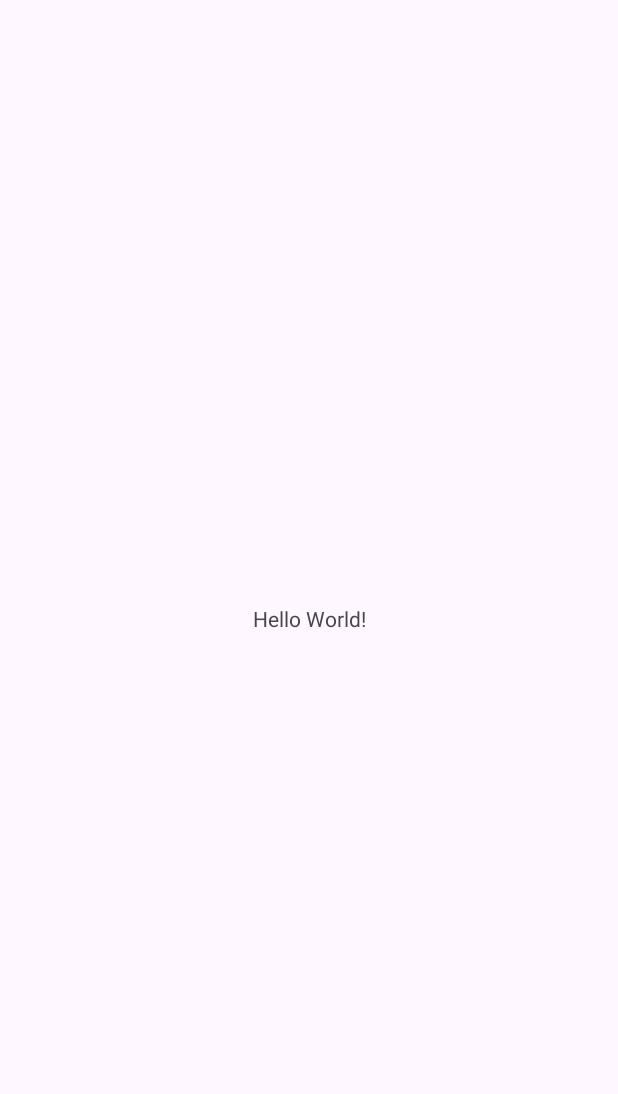
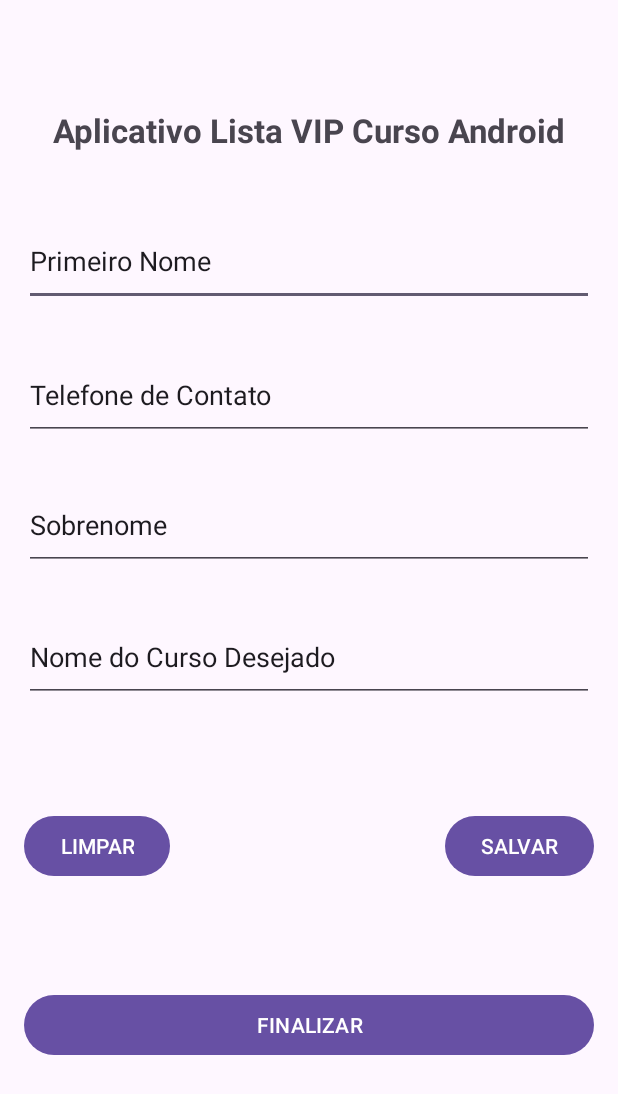
Before and after one commit to paulosvdd05/listaAndroid, an Android app: the screen it shows after launch (MainActivity), on a phone screen of 412 x 824 dp. Before the commit the part shown is almost empty. Shown: the top 1094 px of the screen. Run offline under Robolectric (Android 15) with nearby library versions, the phone set to English and light mode, and no system bars.

Commit message:
definindo estilo do app

```diff
--- a/app/src/main/res/layout/activity_main.xml
+++ b/app/src/main/res/layout/activity_main.xml
@@ -7,12 +7,106 @@
     tools:context=".MainActivity">
 
     <TextView
+        android:id="@+id/textView"
         android:layout_width="wrap_content"
         android:layout_height="wrap_content"
-        android:text="Hello World!"
+        android:text="Aplicativo Lista VIP Curso Android"
+        android:textSize="22dp"
+        android:textStyle="bold"
         app:layout_constraintBottom_toBottomOf="parent"
         app:layout_constraintEnd_toEndOf="parent"
         app:layout_constraintStart_toStartOf="parent"
-        app:layout_constraintTop_toTopOf="parent" />
+        app:layout_constraintTop_toTopOf="parent"
+        app:layout_constraintVertical_bias="0.091" />
+
+    <EditText
+        android:id="@+id/inputNome"
+        android:layout_width="match_parent"
+        android:layout_height="59dp"
+        android:layout_margin="16dp"
+        android:ems="10"
+        android:inputType="text"
+        android:text="Primeiro Nome"
+        app:layout_constraintBottom_toTopOf="@+id/inputSobrenome"
+        app:layout_constraintEnd_toEndOf="parent"
+        app:layout_constraintStart_toStartOf="parent"
+        app:layout_constraintTop_toBottomOf="@+id/textView"
+        app:layout_constraintVertical_bias="0.658" />
+
+    <EditText
+        android:id="@+id/inputNomeCurso"
+        android:layout_width="match_parent"
+        android:layout_height="59dp"
+        android:layout_margin="16dp"
+        android:ems="10"
+        android:inputType="text"
+        android:text="Sobrenome"
+        app:layout_constraintBottom_toTopOf="@+id/inputTelefone"
+        app:layout_constraintEnd_toEndOf="parent"
+        app:layout_constraintStart_toStartOf="parent"
+        app:layout_constraintTop_toBottomOf="@+id/textView"
+        app:layout_constraintVertical_bias="0.942" />
+
+    <EditText
+        android:id="@+id/inputTelefone"
+        android:layout_width="match_parent"
+        android:layout_height="59dp"
+        android:layout_margin="16dp"
+        android:ems="10"
+        android:inputType="text"
+        android:text="Nome do Curso Desejado"
+        app:layout_constraintBottom_toBottomOf="parent"
+        app:layout_constraintEnd_toEndOf="parent"
+        app:layout_constraintStart_toStartOf="parent"
+        app:layout_constraintTop_toBottomOf="@+id/textView"
+        app:layout_constraintVertical_bias="0.461" />
+
+    <EditText
+        android:id="@+id/inputSobrenome"
+        android:layout_width="match_parent"
+        android:layout_height="59dp"
+        android:layout_margin="16dp"
+        android:ems="10"
+        android:inputType="text"
+        android:text="Telefone de Contato"
+        app:layout_constraintBottom_toTopOf="@+id/inputNomeCurso"
+        app:layout_constraintEnd_toEndOf="parent"
+        app:layout_constraintStart_toStartOf="parent"
+        app:layout_constraintTop_toBottomOf="@+id/textView"
+        app:layout_constraintVertical_bias="0.914" />
+
+    <Button
+        android:id="@+id/btnLimpar"
+        android:layout_width="wrap_content"
+        android:layout_height="wrap_content"
+        android:text="LIMPAR"
+        app:layout_constraintBottom_toTopOf="@+id/btnLimpar3"
+        app:layout_constraintEnd_toEndOf="parent"
+        app:layout_constraintHorizontal_bias="0.051"
+        app:layout_constraintStart_toStartOf="parent"
+        app:layout_constraintTop_toBottomOf="@+id/inputTelefone" />
+
+    <Button
+        android:id="@+id/btnLimpar2"
+        android:layout_width="wrap_content"
+        android:layout_height="wrap_content"
+        android:text="SALVAR"
+        app:layout_constraintBottom_toTopOf="@+id/btnLimpar3"
+        app:layout_constraintEnd_toEndOf="parent"
+        app:layout_constraintHorizontal_bias="0.948"
+        app:layout_constraintStart_toStartOf="parent"
+        app:layout_constraintTop_toBottomOf="@+id/inputTelefone" />
+
+    <Button
+        android:id="@+id/btnLimpar3"
+        android:layout_width="match_parent"
+        android:layout_height="wrap_content"
+        android:layout_margin="16dp"
+        android:text="FINALIZAR"
+        app:layout_constraintBottom_toBottomOf="parent"
+        app:layout_constraintEnd_toEndOf="parent"
+        app:layout_constraintStart_toStartOf="parent"
+        app:layout_constraintTop_toTopOf="parent"
+        app:layout_constraintVertical_bias="0.865" />
 
 </androidx.constraintlayout.widget.ConstraintLayout>
```
